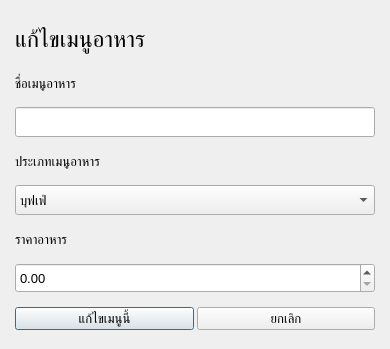
Old version of the form editmenu.ui in the repository kantee2540/RestaurantManage.
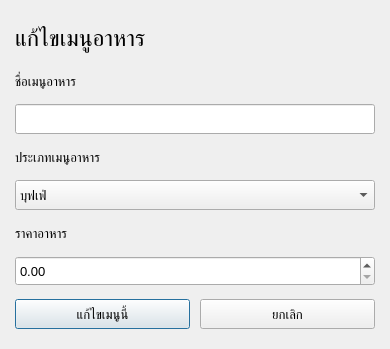
New version of the form.

Patch:
```diff
--- a/editmenu.ui
+++ b/editmenu.ui
@@ -220,12 +220,15 @@
     </widget>
    </item>
    <item>
-    <layout class="QHBoxLayout" name="horizontalLayout">
-     <property name="spacing">
-      <number>3</number>
-     </property>
+    <layout class="QHBoxLayout" name="_2">
      <item>
       <widget class="QPushButton" name="ok_button">
+       <property name="minimumSize">
+        <size>
+         <width>0</width>
+         <height>30</height>
+        </size>
+       </property>
        <property name="font">
         <font>
          <pointsize>10</pointsize>
@@ -238,6 +241,12 @@
      </item>
      <item>
       <widget class="QPushButton" name="cancel_button">
+       <property name="minimumSize">
+        <size>
+         <width>0</width>
+         <height>30</height>
+        </size>
+       </property>
        <property name="font">
         <font>
          <pointsize>10</pointsize>
```
